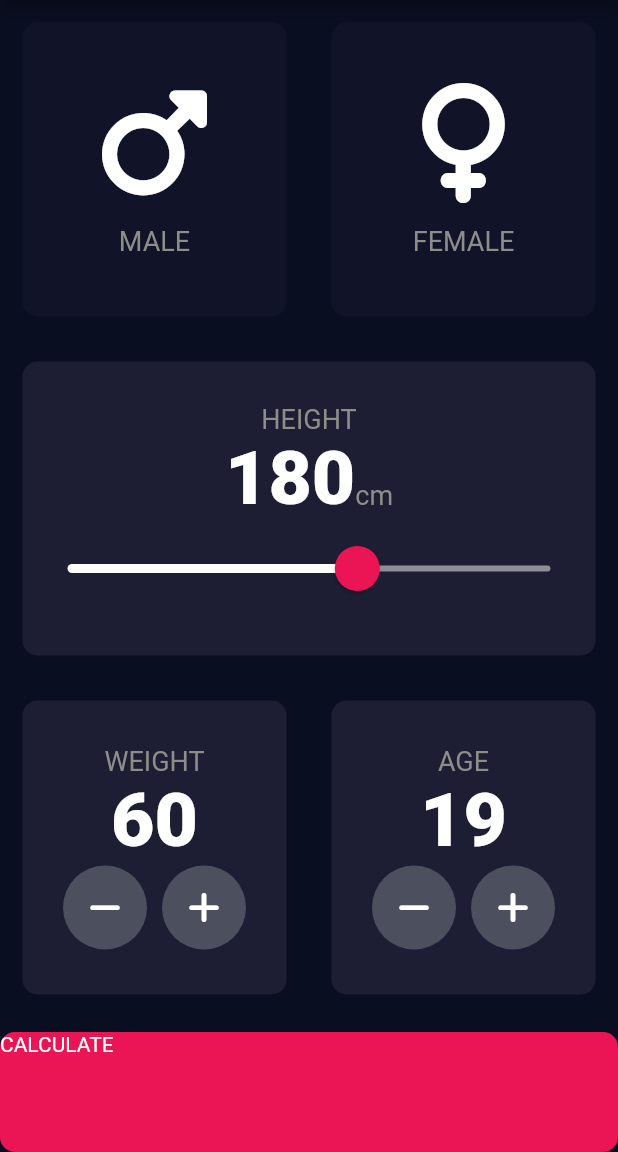
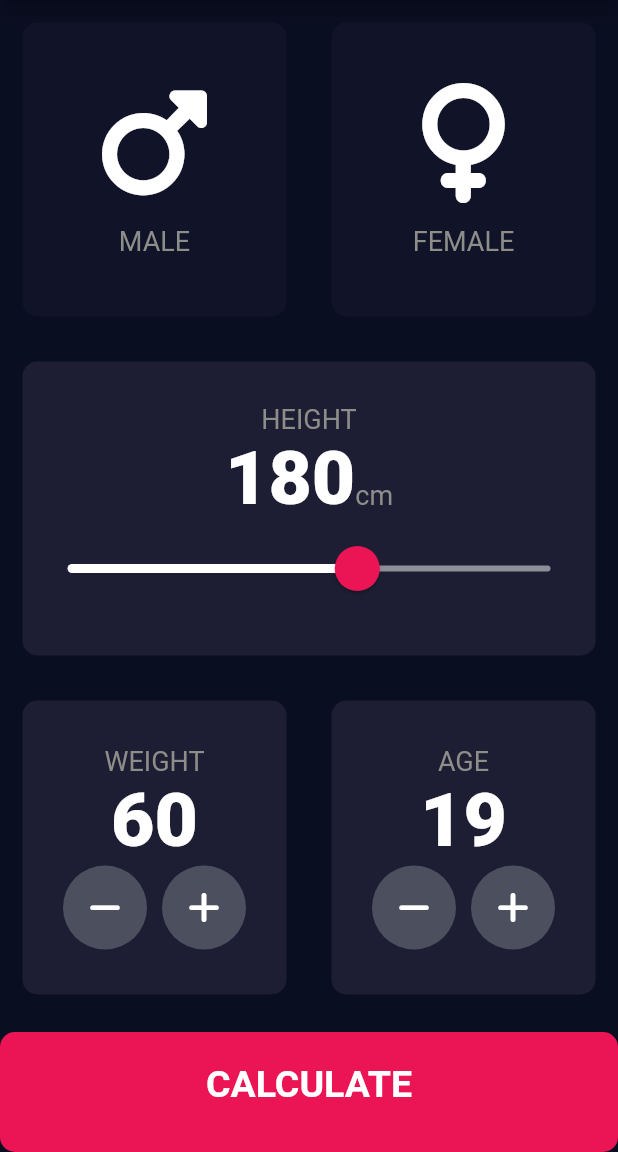
Before and after one commit to Hassanulhaq52/Bmi-Calculator-App, a Flutter app: the screen it shows after launch, on a phone screen of 412 x 824 dp, the part 84-1236 px from its top. Run offline on Flutter 3.47's test engine with Material 2 defaults, Android fonts, the phone set to English and light mode, and no system bars; our stand-ins replace font_awesome_flutter.

Commit message:
Designing the Result Page.

```diff
--- /dev/null
+++ b/lib/components/bottom_button.dart
@@ -0,0 +1,36 @@
+import 'package:flutter/material.dart';
+import '../constants.dart';
+
+
+class BottomButton extends StatelessWidget {
+  BottomButton({
+    @required this.ButtonTitle,
+    this.onTap,
+  });
+
+  final String ButtonTitle;
+  final Function onTap;
+
+  @override
+  Widget build(BuildContext context) {
+    return GestureDetector(
+      onTap: onTap,
+      child: Container(
+        child: Center(
+          child: Text(
+            ButtonTitle,
+            style: kCalculateButtonTextStyle,
+          ),
+        ),
+        margin: EdgeInsets.only(top: 10.0),
+        padding: EdgeInsets.only(bottom: 10.0),
+        width: double.infinity,
+        height: kBottomContainerHeight,
+        decoration: BoxDecoration(
+          color: kBottomContainerColor,
+          borderRadius: BorderRadius.circular(10.0),
+        ),
+      ),
+    );
+  }
+}
--- a/lib/icon_content.dart
+++ b/lib/components/icon_content.dart
@@ -1,6 +1,6 @@
 import 'package:flutter/material.dart';
 import 'package:font_awesome_flutter/font_awesome_flutter.dart';
-import 'constants.dart';
+import '../constants.dart';
 
 class IconContent extends StatelessWidget {
   IconContent({this.label, this.icon});
--- /dev/null
+++ b/lib/components/round_icon.dart
@@ -0,0 +1,23 @@
+import 'package:flutter/material.dart';
+
+class RoundIconButton extends StatelessWidget {
+  RoundIconButton({@required this.icon, @required this.onPress});
+
+  final IconData icon;
+  final Function onPress;
+
+  @override
+  Widget build(BuildContext context) {
+    return RawMaterialButton(
+      child: Icon(icon),
+      onPressed: onPress,
+      elevation: 0.0,
+      constraints: BoxConstraints.tightFor(
+        width: 56.0,
+        height: 56.0,
+      ),
+      shape: CircleBorder(),
+      fillColor: Color(0xFF4C4F5E),
+    );
+  }
+}
--- a/lib/main.dart
+++ b/lib/main.dart
@@ -1,5 +1,5 @@
 import 'package:flutter/material.dart';
-import 'input_page.dart';
+import 'screens/input_page.dart';
 
 void main() => runApp(BMICalculator());
 
--- a/lib/input_page.dart
+++ b/lib/screens/input_page.dart
@@ -1,10 +1,12 @@
-import 'package:bmi_calculator/results_page.dart';
+import 'package:bmi_calculator/screens/results_page.dart';
 import 'package:flutter/material.dart';
 import 'package:font_awesome_flutter/font_awesome_flutter.dart';
-import 'reusable_card.dart';
-import 'icon_content.dart';
-import 'constants.dart';
+import '../components/reusable_card.dart';
+import '../components/icon_content.dart';
+import '../constants.dart';
 import 'results_page.dart';
+import '../components/bottom_button.dart';
+import '../components/round_icon.dart';
 
 enum Gender { male, female }
 
@@ -203,45 +205,19 @@ class _InputPageState extends State<InputPage> {
               ],
             ),
           ),
-          GestureDetector(
-            onTap: (){
-              Navigator.push(context, MaterialPageRoute(builder: (context) => ResultsPage(),),);
+          BottomButton(
+            ButtonTitle: 'CALCULATE',
+            onTap: () {
+              Navigator.push(
+                context,
+                MaterialPageRoute(
+                  builder: (context) => ResultsPage(),
+                ),
+              );
             },
-            child: Container(
-              child: Text('CALCULATE'),
-              margin: EdgeInsets.only(top: 10.0),
-              width: double.infinity,
-              height: kBottomContainerHeight,
-              decoration: BoxDecoration(
-                color: kBottomContainerColor,
-                borderRadius: BorderRadius.circular(10.0),
-              ),
-            ),
           ),
         ],
       ),
     );
   }
 }
-
-class RoundIconButton extends StatelessWidget {
-  RoundIconButton({@required this.icon, @required this.onPress});
-
-  final IconData icon;
-  final Function onPress;
-
-  @override
-  Widget build(BuildContext context) {
-    return RawMaterialButton(
-      child: Icon(icon),
-      onPressed: onPress,
-      elevation: 0.0,
-      constraints: BoxConstraints.tightFor(
-        width: 56.0,
-        height: 56.0,
-      ),
-      shape: CircleBorder(),
-      fillColor: Color(0xFF4C4F5E),
-    );
-  }
-}
```
Also changed, not shown: lib/constants.dart (+29 -0 lines), lib/results_page.dart (deleted, +0 -18 lines), lib/screens/results_page.dart (added, +63 -0 lines), lib/components/reusable_card.dart (renamed from lib/reusable_card.dart).
